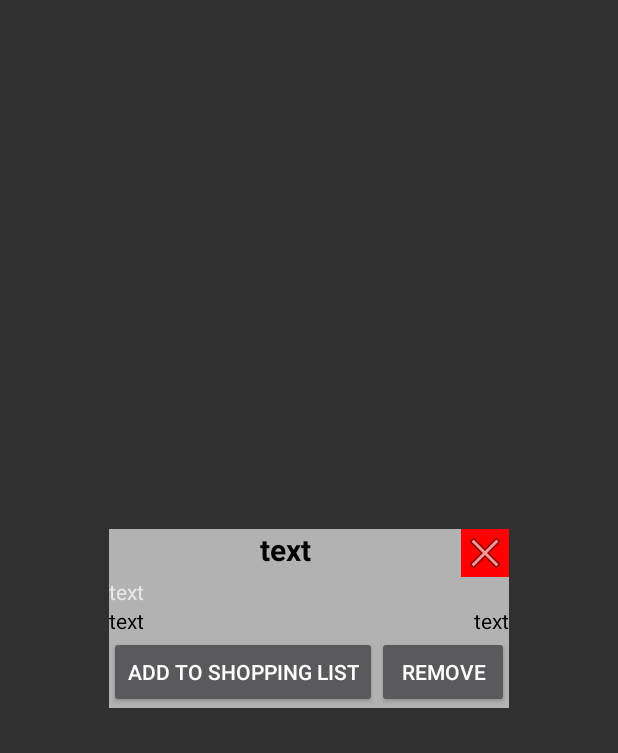
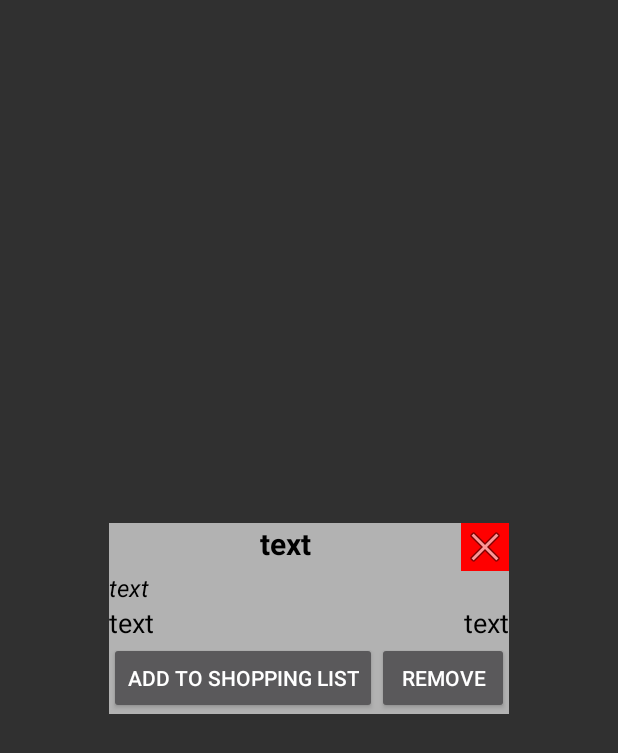
Before and after one commit to WestinMarcus/MATIG, an Android app: the layout activity_pop_out.xml on its own in the app's theme, with its tools: preview values and no code run, on a phone screen of 412 x 824 dp. Shown: the top 753 px of the screen. Run offline under Robolectric (Android 15) with nearby library versions, the phone set to English and light mode, and no system bars.

```diff
--- a/app/src/main/res/layout/activity_pop_out.xml
+++ b/app/src/main/res/layout/activity_pop_out.xml
@@ -47,6 +47,9 @@
             android:id="@+id/tv_productInfo"
             android:layout_width="match_parent"
             android:layout_height="wrap_content"
+            android:textColor="@color/black"
+            android:textSize="16sp"
+            android:textStyle="italic"
             android:text="@string/tv_text" />
 
         <LinearLayout
@@ -59,7 +62,8 @@
                 android:id="@+id/tv_productPrice"
                 android:layout_width="0dp"
                 android:layout_weight="1"
-                android:layout_height="20dp"
+                android:layout_height="25dp"
+                android:textSize="18sp"
                 android:textColor="@color/black"
                 android:text="@string/tv_text" />
 
@@ -68,7 +72,8 @@
                 android:layout_width="0dp"
                 android:layout_weight="1"
                 android:textAlignment="textEnd"
-                android:layout_height="20dp"
+                android:layout_height="25dp"
+                android:textSize="18sp"
                 android:textColor="@color/black"
                 android:text="@string/tv_text" />
         </LinearLayout>
```
